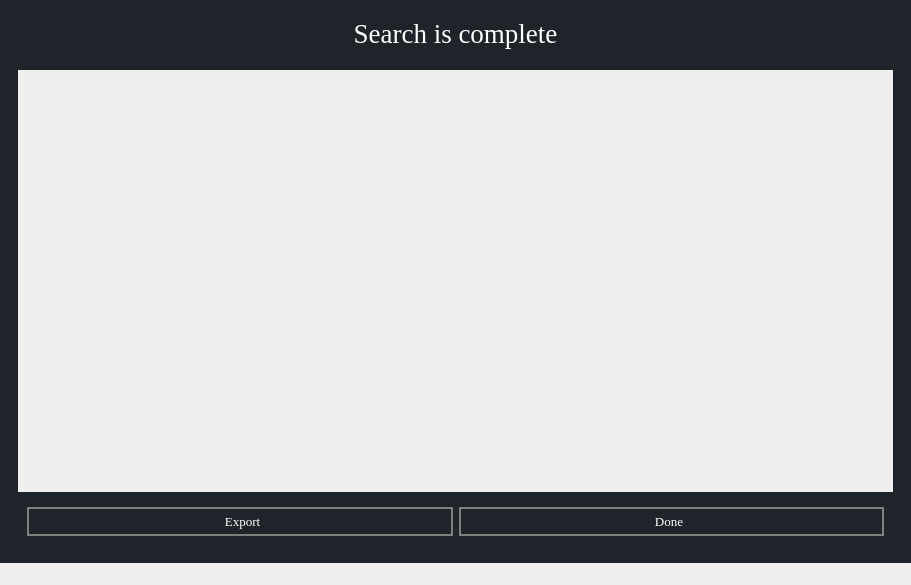
Above: ui/searchProgress.ui from aanushri9/Counter-Harvesting-5.1 before the change. Below: the same form after it.
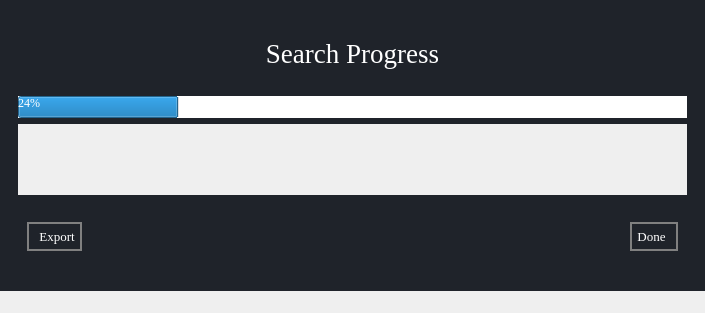
That is the form after the change.

```diff
--- a/ui/searchProgress.ui
+++ b/ui/searchProgress.ui
@@ -6,8 +6,8 @@
    <rect>
     <x>0</x>
     <y>0</y>
-    <width>911</width>
-    <height>585</height>
+    <width>705</width>
+    <height>313</height>
    </rect>
   </property>
   <property name="windowTitle">
@@ -58,17 +58,46 @@
        <enum>QFrame::Raised</enum>
       </property>
       <layout class="QGridLayout" name="gridLayout_3">
+       <item row="0" column="0">
+        <widget class="QLabel" name="label">
+         <property name="font">
+          <font>
+           <family>georgia</family>
+           <pointsize>20</pointsize>
+          </font>
+         </property>
+         <property name="layoutDirection">
+          <enum>Qt::LeftToRight</enum>
+         </property>
+         <property name="styleSheet">
+          <string notr="true">text-align:center;</string>
+         </property>
+         <property name="text">
+          <string>&lt;html&gt;&lt;head/&gt;&lt;body&gt;&lt;p align=&quot;center&quot;&gt;Search Progress&lt;/p&gt;&lt;/body&gt;&lt;/html&gt;</string>
+         </property>
+        </widget>
+       </item>
        <item row="1" column="0">
+        <widget class="QProgressBar" name="progress_bar">
+         <property name="sizePolicy">
+          <sizepolicy hsizetype="Expanding" vsizetype="Fixed">
+           <horstretch>0</horstretch>
+           <verstretch>0</verstretch>
+          </sizepolicy>
+         </property>
+         <property name="value">
+          <number>24</number>
+         </property>
+        </widget>
+       </item>
+       <item row="2" column="0">
         <widget class="QScrollArea" name="results_scroll_area">
          <property name="sizePolicy">
-          <sizepolicy hsizetype="Expanding" vsizetype="Expanding">
+          <sizepolicy hsizetype="Expanding" vsizetype="Minimum">
            <horstretch>0</horstretch>
            <verstretch>0</verstretch>
           </sizepolicy>
          </property>
-         <property name="styleSheet">
-          <string notr="true">padding-top:15</string>
-         </property>
          <property name="widgetResizable">
           <bool>true</bool>
          </property>
@@ -77,34 +106,15 @@
            <rect>
             <x>0</x>
             <y>0</y>
-            <width>837</width>
-            <height>380</height>
+            <width>661</width>
+            <height>85</height>
            </rect>
           </property>
           <layout class="QVBoxLayout" name="scroll_area_vertical_layout"/>
          </widget>
         </widget>
        </item>
-       <item row="0" column="0">
-        <widget class="QLabel" name="label">
-         <property name="font">
-          <font>
-           <family>georgia</family>
-           <pointsize>20</pointsize>
-          </font>
-         </property>
-         <property name="layoutDirection">
-          <enum>Qt::LeftToRight</enum>
-         </property>
-         <property name="styleSheet">
-          <string notr="true">text-align:center;</string>
-         </property>
-         <property name="text">
-          <string>&lt;html&gt;&lt;head/&gt;&lt;body&gt;&lt;p align=&quot;center&quot;&gt;Search is complete&lt;/p&gt;&lt;/body&gt;&lt;/html&gt;</string>
-         </property>
-        </widget>
-       </item>
-       <item row="2" column="0">
+       <item row="3" column="0">
         <widget class="QFrame" name="frame_2">
          <property name="frameShape">
           <enum>QFrame::StyledPanel</enum>
@@ -113,8 +123,37 @@
           <enum>QFrame::Raised</enum>
          </property>
          <layout class="QGridLayout" name="gridLayout_2">
+          <item row="0" column="0">
+           <widget class="QPushButton" name="ExportButton">
+            <property name="font">
+             <font>
+              <family>georgia</family>
+              <pointsize>10</pointsize>
+             </font>
+            </property>
+            <property name="styleSheet">
+             <string notr="true">padding-right:5px;</string>
+            </property>
+            <property name="text">
+             <string>Export</string>
+            </property>
+           </widget>
+          </item>
           <item row="0" column="1">
-           <widget class="QPushButton" name="exportButton">
+           <spacer name="horizontalSpacer">
+            <property name="orientation">
+             <enum>Qt::Horizontal</enum>
+            </property>
+            <property name="sizeHint" stdset="0">
+             <size>
+              <width>570</width>
+              <height>20</height>
+             </size>
+            </property>
+           </spacer>
+          </item>
+          <item row="0" column="2">
+           <widget class="QPushButton" name="DoneButton">
             <property name="sizePolicy">
              <sizepolicy hsizetype="Preferred" vsizetype="Fixed">
               <horstretch>0</horstretch>
@@ -135,22 +174,6 @@
             </property>
            </widget>
           </item>
-          <item row="0" column="0">
-           <widget class="QPushButton" name="logFileButton">
-            <property name="font">
-             <font>
-              <family>georgia</family>
-              <pointsize>10</pointsize>
-             </font>
-            </property>
-            <property name="styleSheet">
-             <string notr="true">padding-right:5px;</string>
-            </property>
-            <property name="text">
-             <string>Export</string>
-            </property>
-           </widget>
-          </item>
          </layout>
         </widget>
        </item>
```
Left out of the diff: 2 changed lines with no effect on the pictures.
